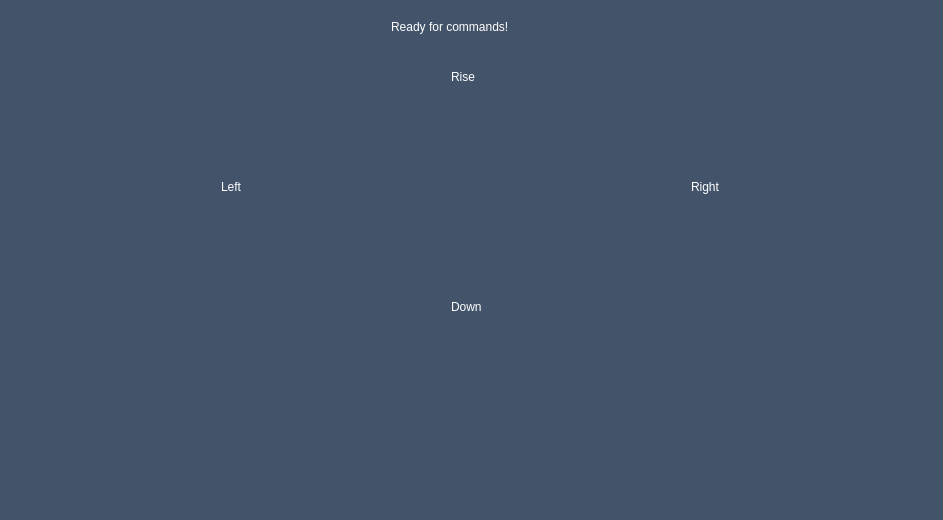
Above: RICS_Qt/mainwindow.ui from msultani/Robotic-Interactive-Computing-System-RICS before the change. Below: the same form after it.
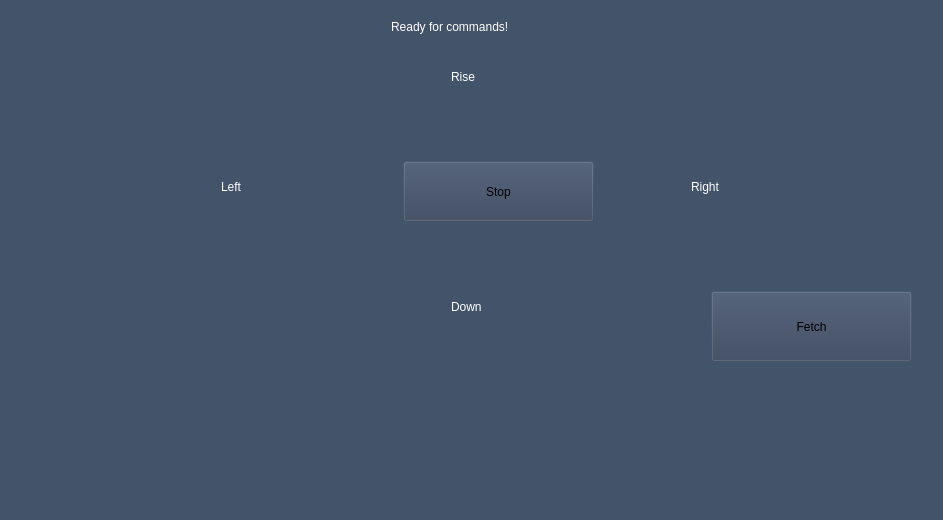
That is the form after the change. The open tabs and pages were chosen to show the change. Icons and pictures are not drawn. Custom widgets are drawn as their Qt base class.

Commit message: added fetch and stop button

The edit to the form file:
```diff
--- a/RICS_Qt/mainwindow.ui
+++ b/RICS_Qt/mainwindow.ui
@@ -578,6 +578,32 @@
          <string>Left</string>
         </property>
        </widget>
+       <widget class="QPushButton" name="stopButton">
+        <property name="geometry">
+         <rect>
+          <x>392</x>
+          <y>150</y>
+          <width>191</width>
+          <height>61</height>
+         </rect>
+        </property>
+        <property name="text">
+         <string>Stop</string>
+        </property>
+       </widget>
+       <widget class="QPushButton" name="fetchButton">
+        <property name="geometry">
+         <rect>
+          <x>700</x>
+          <y>280</y>
+          <width>201</width>
+          <height>71</height>
+         </rect>
+        </property>
+        <property name="text">
+         <string>Fetch</string>
+        </property>
+       </widget>
       </widget>
       <widget class="QWidget" name="settingsPage">
        <property name="styleSheet">
```
Left out of the diff: 2 changed lines with no effect on the pictures. The commit also changes 2 other files.
